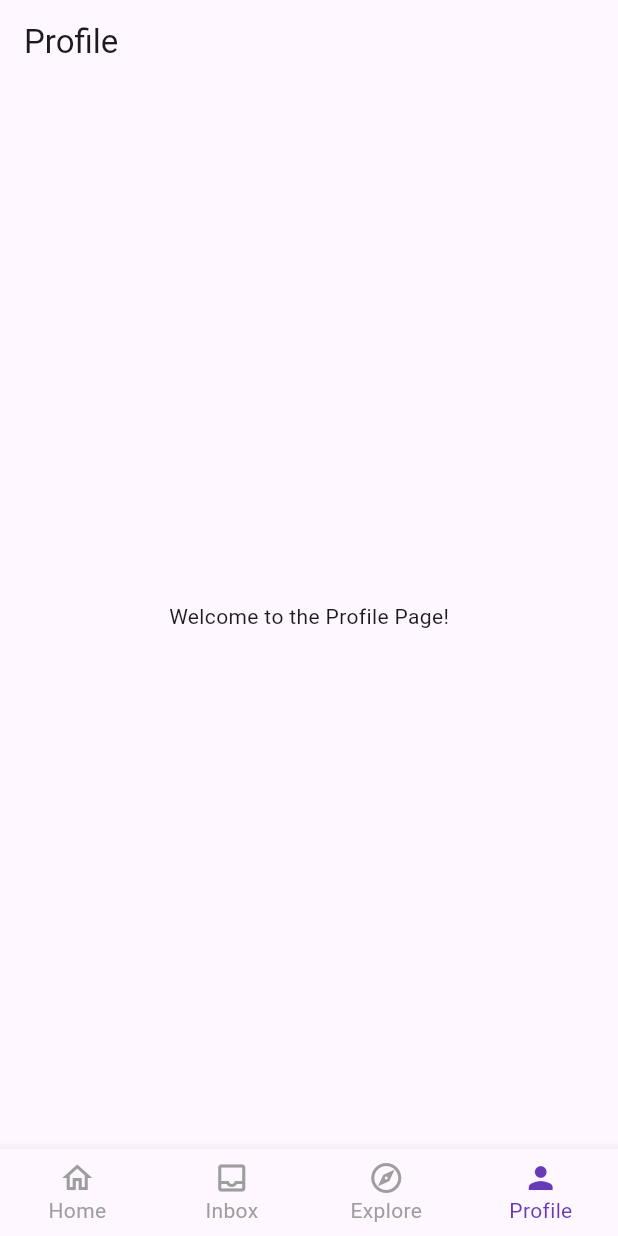
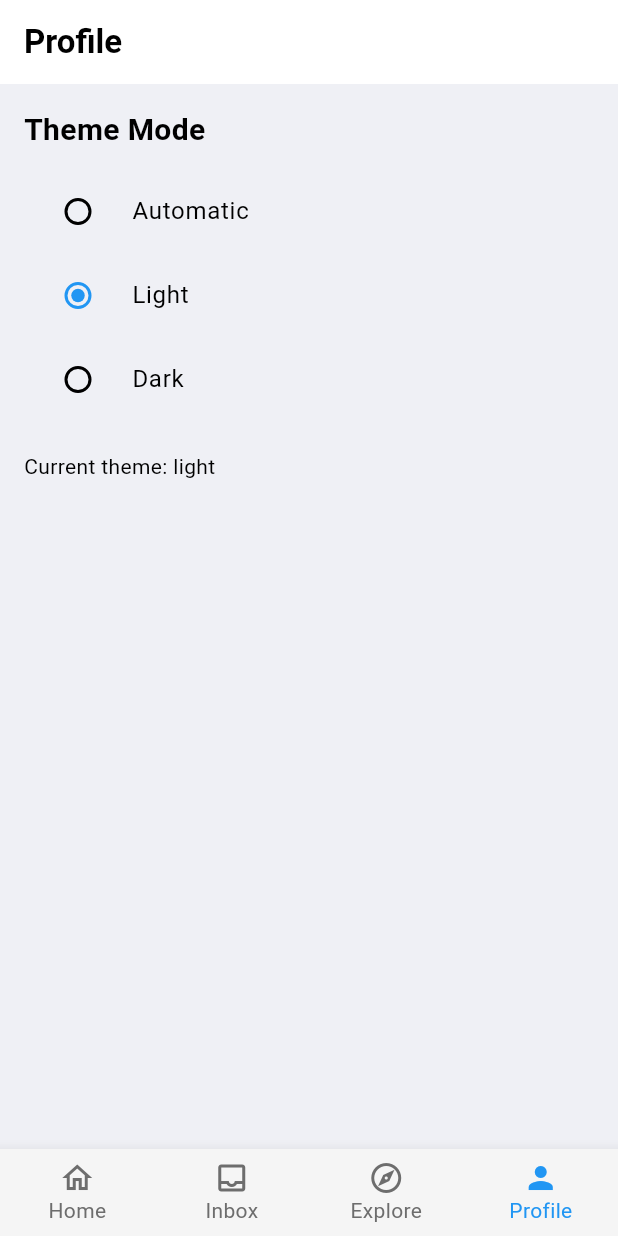
Before and after one commit to Jinchao1926/github-client, a Flutter app: the screen it shows after launch, item 4 of the bottom bar chosen, on a phone screen of 412 x 824 dp. Run offline on Flutter 3.47's test engine with Material 3 defaults, Android fonts, the phone set to English and light mode, and no system bars.

Commit message:
[Theme] Support dark mode (#4)

```diff
--- a/lib/main.dart
+++ b/lib/main.dart
@@ -3,37 +3,30 @@ import 'package:flutter_github/pages/explore/explore_page.dart';
 import 'package:flutter_github/pages/home/home_page.dart';
 import 'package:flutter_github/pages/inbox/inbox_page.dart';
 import 'package:flutter_github/pages/profile/profile_page.dart';
+import 'package:flutter_github/themes/index.dart';
+import 'package:provider/provider.dart';
 
 void main() {
-  runApp(const MyApp());
+  runApp(
+    ChangeNotifierProvider(
+      create: (context) => ThemeProvider(),
+      child: const MyApp(),
+    ),
+  );
 }
 
 class MyApp extends StatelessWidget {
   const MyApp({super.key});
 
-  // This widget is the root of your application.
   @override
   Widget build(BuildContext context) {
+    final themeProvider = Provider.of<ThemeProvider>(context);
     return MaterialApp(
       title: 'Flutter Demo',
-      theme: ThemeData(
-        // This is the theme of your application.
-        //
-        // TRY THIS: Try running your application with "flutter run". You'll see
-        // the application has a purple toolbar. Then, without quitting the app,
-        // try changing the seedColor in the colorScheme below to Colors.green
-        // and then invoke "hot reload" (save your changes or press the "hot
-        // reload" button in a Flutter-supported IDE, or press "r" if you used
-        // the command line to start the app).
-        //
-        // Notice that the counter didn't reset back to zero; the application
-        // state is not lost during the reload. To reset the state, use hot
-        // restart instead.
-        //
-        // This works for code too, not just values: Most code changes can be
-        // tested with just a hot reload.
-        colorScheme: .fromSeed(seedColor: Colors.deepPurple),
-      ),
+      debugShowCheckedModeBanner: false,
+      theme: AppTheme.light(),
+      darkTheme: AppTheme.dark(),
+      themeMode: themeProvider.currentTheme,
       home: const MainTabPage(),
     );
   }
@@ -65,16 +58,8 @@ class _MainTabPageState extends State<MainTabPage> {
   @override
   Widget build(BuildContext context) {
     // This method is rerun every time setState is called
-    //
-    // The Flutter framework has been optimized to make rerunning build methods
-    // fast, so that you can just rebuild anything that needs updating rather
-    // than having to individually change instances of widgets.
     return Scaffold(
-      body: Center(
-        // Center is a layout widget. It takes a single child and positions it
-        // in the middle of the parent.
-        child: _pages.elementAt(_selectedIndex),
-      ),
+      body: Center(child: _pages.elementAt(_selectedIndex)),
       bottomNavigationBar: BottomNavigationBar(
         items: const <BottomNavigationBarItem>[
           BottomNavigationBarItem(
@@ -99,10 +84,10 @@ class _MainTabPageState extends State<MainTabPage> {
           ),
         ],
         currentIndex: _selectedIndex,
-        type: BottomNavigationBarType.fixed,
-        selectedItemColor: Colors.deepPurple,
-        unselectedItemColor: Colors.grey,
-        unselectedFontSize: 14,
+        // type: BottomNavigationBarType.fixed,
+        // selectedItemColor: Colors.deepPurple,
+        // unselectedItemColor: Colors.grey,
+        // unselectedFontSize: 14,
         onTap: _onItemTapped,
       ),
     );
--- a/lib/pages/profile/profile_page.dart
+++ b/lib/pages/profile/profile_page.dart
@@ -1,4 +1,6 @@
 import 'package:flutter/material.dart';
+import 'package:flutter_github/themes/index.dart';
+import 'package:provider/provider.dart';
 
 class ProfilePage extends StatelessWidget {
   const ProfilePage({super.key});
@@ -6,8 +8,63 @@ class ProfilePage extends StatelessWidget {
   @override
   Widget build(BuildContext context) {
     return Scaffold(
-      appBar: AppBar(title: Text('Profile')),
-      body: Center(child: Text('Welcome to the Profile Page!')),
+      appBar: AppBar(title: const Text('Profile')),
+      body: Padding(
+        padding: const EdgeInsets.all(16.0),
+        child: Column(
+          crossAxisAlignment: CrossAxisAlignment.start,
+          children: [
+            const Text(
+              'Theme Mode',
+              style: TextStyle(fontSize: 20, fontWeight: FontWeight.bold),
+            ),
+            const SizedBox(height: 12),
+            Consumer<ThemeProvider>(
+              builder: (context, themeProvider, child) {
+                return Column(
+                  children: [
+                    RadioListTile<ThemeMode>(
+                      title: const Text('Automatic'),
+                      value: ThemeMode.system,
+                      groupValue: themeProvider.currentTheme,
+                      onChanged: (value) {
+                        if (value != null) {
+                          themeProvider.setSystemTheme();
+                        }
+                      },
+                    ),
+                    RadioListTile<ThemeMode>(
+                      title: const Text('Light'),
+                      value: ThemeMode.light,
+                      groupValue: themeProvider.currentTheme,
+                      onChanged: (value) {
+                        if (value != null) {
+                          themeProvider.setLightTheme();
+                        }
+                      },
+                    ),
+                    RadioListTile<ThemeMode>(
+                      title: const Text('Dark'),
+                      value: ThemeMode.dark,
+                      groupValue: themeProvider.currentTheme,
+                      onChanged: (value) {
+                        if (value != null) {
+                          themeProvider.setDarkTheme();
+                        }
+                      },
+                    ),
+                  ],
+                );
+              },
+            ),
+            const SizedBox(height: 20),
+            Text(
+              'Current theme: ${Provider.of<ThemeProvider>(context).currentTheme.name}',
+              style: TextStyle(color: Theme.of(context).colorScheme.onSurface),
+            ),
+          ],
+        ),
+      ),
     );
   }
 }
--- /dev/null
+++ b/lib/themes/app_colors.dart
@@ -0,0 +1,37 @@
+import 'package:flutter/material.dart';
+
+/// 浅色主题颜色定义
+class LightColors {
+  // 主色调
+  static const Color primary = Colors.blue;
+
+  // 背景颜色
+  static const Color background = Color(0xFFEFF0F5);
+  static const Color secondaryBackground = Colors.white;
+  static const Color tertiaryBackground = Color(0xFFF5F5F5);
+
+  // 字体颜色
+  static const Color primaryText = Colors.black;
+  static const Color secondaryText = Color(0xFF6D6D6D);
+
+  // 箭头颜色
+  static const Color arrowColor = Color(0xFF4C4C4C);
+}
+
+/// 深色主题颜色定义
+class DarkColors {
+  // 主色调
+  static const Color primary = Colors.blue;
+
+  // 背景颜色
+  static const Color background = Color(0xFF050505);
+  static const Color secondaryBackground = Color(0xFF17181D);
+  static const Color tertiaryBackground = Color(0xFF262626);
+
+  // 字体颜色
+  static const Color primaryText = Colors.white;
+  static const Color secondaryText = Color(0xFF939393);
+
+  // 箭头颜色
+  static const Color arrowColor = Color(0xFF595A5E);
+}
--- /dev/null
+++ b/lib/themes/app_themes.dart
@@ -0,0 +1,190 @@
+import 'package:flutter/material.dart';
+import 'app_colors.dart';
+
+class AppTheme {
+  static ThemeData light() {
+    return ThemeData(
+      useMaterial3: true,
+      brightness: Brightness.light,
+      colorScheme: ColorScheme.light(
+        primary: LightColors.primary,
+        onPrimary: Colors.white,
+        surface: LightColors.background,
+        onSurface: LightColors.primaryText,
+      ),
+      appBarTheme: AppBarTheme(
+        backgroundColor: LightColors.secondaryBackground,
+        foregroundColor: LightColors.primaryText,
+        elevation: 0,
+        centerTitle: false,
+      ),
+      scaffoldBackgroundColor: LightColors.background,
+      bottomNavigationBarTheme: BottomNavigationBarThemeData(
+        backgroundColor: LightColors.tertiaryBackground,
+        selectedItemColor: LightColors.primary,
+        unselectedItemColor: LightColors.secondaryText,
+        selectedLabelStyle: TextStyle(fontSize: 14),
+        unselectedLabelStyle: TextStyle(fontSize: 14),
+        type: BottomNavigationBarType.fixed,
+      ),
+      elevatedButtonTheme: ElevatedButtonThemeData(
+        style: ElevatedButton.styleFrom(
+          backgroundColor: LightColors.primary,
+          foregroundColor: Colors.white,
+        ),
+      ),
+      textButtonTheme: TextButtonThemeData(
+        style: TextButton.styleFrom(foregroundColor: LightColors.primary),
+      ),
+      outlinedButtonTheme: OutlinedButtonThemeData(
+        style: OutlinedButton.styleFrom(
+          foregroundColor: LightColors.primary,
+          side: BorderSide(color: LightColors.arrowColor),
+        ),
+      ),
+      textTheme: TextTheme(
+        headlineLarge: TextStyle(
+          color: LightColors.primaryText,
+          fontSize: 32,
+          fontWeight: FontWeight.bold,
+        ),
+        headlineMedium: TextStyle(
+          color: LightColors.primaryText,
+          fontSize: 28,
+          fontWeight: FontWeight.bold,
+        ),
+        headlineSmall: TextStyle(
+          color: LightColors.primaryText,
+          fontSize: 24,
+          fontWeight: FontWeight.bold,
+        ),
+        titleLarge: TextStyle(
+          color: LightColors.primaryText,
+          fontSize: 22,
+          fontWeight: FontWeight.w600,
+        ),
+        titleMedium: TextStyle(
+          color: LightColors.primaryText,
+          fontSize: 16,
+          fontWeight: FontWeight.w600,
+        ),
+        titleSmall: TextStyle(
+          color: LightColors.primaryText,
+          fontSize: 14,
+          fontWeight: FontWeight.w600,
+        ),
+        bodyLarge: TextStyle(color: LightColors.primaryText, fontSize: 16),
+        bodyMedium: TextStyle(color: LightColors.primaryText, fontSize: 14),
+        bodySmall: TextStyle(color: LightColors.secondaryText, fontSize: 12),
+        labelLarge: TextStyle(
+          color: LightColors.primaryText,
+          fontSize: 14,
+          fontWeight: FontWeight.w500,
+        ),
+        labelMedium: TextStyle(
+          color: LightColors.primaryText,
+          fontSize: 12,
+          fontWeight: FontWeight.w500,
+        ),
+        labelSmall: TextStyle(
+          color: LightColors.secondaryText,
+          fontSize: 11,
+          fontWeight: FontWeight.w500,
+        ),
+      ),
+    );
+  }
+
+  static ThemeData dark() {
+    return ThemeData(
+      useMaterial3: true,
+      brightness: Brightness.dark,
+      colorScheme: ColorScheme.dark(
+        primary: DarkColors.primary,
+        onPrimary: Colors.white,
+        surface: DarkColors.background,
+        onSurface: DarkColors.primaryText,
+      ),
+      appBarTheme: AppBarTheme(
+        backgroundColor: DarkColors.secondaryBackground,
+        foregroundColor: DarkColors.primaryText,
+        elevation: 0,
+        centerTitle: false,
+      ),
+      scaffoldBackgroundColor: DarkColors.background,
+      bottomNavigationBarTheme: BottomNavigationBarThemeData(
+        backgroundColor: DarkColors.tertiaryBackground,
+        selectedItemColor: DarkColors.primary,
+        unselectedItemColor: DarkColors.secondaryText,
+        selectedLabelStyle: TextStyle(fontSize: 14),
+        unselectedLabelStyle: TextStyle(fontSize: 14),
+        type: BottomNavigationBarType.fixed,
+      ),
+      elevatedButtonTheme: ElevatedButtonThemeData(
+        style: ElevatedButton.styleFrom(
+          backgroundColor: DarkColors.primary,
+          foregroundColor: Colors.white,
+        ),
+      ),
+      textButtonTheme: TextButtonThemeData(
+        style: TextButton.styleFrom(foregroundColor: DarkColors.primary),
+      ),
+      outlinedButtonTheme: OutlinedButtonThemeData(
+        style: OutlinedButton.styleFrom(
+          foregroundColor: DarkColors.primary,
+          side: BorderSide(color: DarkColors.arrowColor),
+        ),
+      ),
+      textTheme: TextTheme(
+        headlineLarge: TextStyle(
+          color: DarkColors.primaryText,
+          fontSize: 32,
+          fontWeight: FontWeight.bold,
+        ),
+        headlineMedium: TextStyle(
+          color: DarkColors.primaryText,
+          fontSize: 28,
+          fontWeight: FontWeight.bold,
+        ),
+        headlineSmall: TextStyle(
+          color: DarkColors.primaryText,
+          fontSize: 24,
+          fontWeight: FontWeight.bold,
+        ),
+        titleLarge: TextStyle(
+          color: DarkColors.primaryText,
+          fontSize: 22,
+          fontWeight: FontWeight.w600,
+        ),
+        titleMedium: TextStyle(
+          color: DarkColors.primaryText,
+          fontSize: 16,
+          fontWeight: FontWeight.w600,
+        ),
+        titleSmall: TextStyle(
+          color: DarkColors.primaryText,
+          fontSize: 14,
+          fontWeight: FontWeight.w600,
+        ),
+        bodyLarge: TextStyle(color: DarkColors.primaryText, fontSize: 16),
+        bodyMedium: TextStyle(color: DarkColors.primaryText, fontSize: 14),
+        bodySmall: TextStyle(color: DarkColors.secondaryText, fontSize: 12),
+        labelLarge: TextStyle(
+          color: DarkColors.primaryText,
+          fontSize: 14,
+          fontWeight: FontWeight.w500,
+        ),
+        labelMedium: TextStyle(
+          color: DarkColors.primaryText,
+          fontSize: 12,
+          fontWeight: FontWeight.w500,
+        ),
+        labelSmall: TextStyle(
+          color: DarkColors.secondaryText,
+          fontSize: 11,
+          fontWeight: FontWeight.w500,
+        ),
+      ),
+    );
+  }
+}
--- /dev/null
+++ b/lib/themes/index.dart
@@ -0,0 +1,4 @@
+export 'app_colors.dart';
+export 'app_themes.dart';
+export 'theme_colors.dart';
+export 'theme_provider.dart';
--- /dev/null
+++ b/lib/themes/theme_colors.dart
@@ -0,0 +1,42 @@
+import 'package:flutter/material.dart';
+import 'app_colors.dart';
+
+class ThemeColors {
+  static Color primaryColor(BuildContext context) {
+    return Theme.of(context).colorScheme.primary;
+  }
+
+  static Color backgroundColor(BuildContext context) {
+    return Theme.of(context).colorScheme.surface;
+  }
+
+  static Color secondaryBackgroundColor(BuildContext context) {
+    final isDark = Theme.of(context).brightness == Brightness.dark;
+    return isDark
+        ? DarkColors.secondaryBackground
+        : LightColors.secondaryBackground;
+  }
+
+  static Color tertiaryBackgroundColor(BuildContext context) {
+    final isDark = Theme.of(context).brightness == Brightness.dark;
+    return isDark
+        ? DarkColors.tertiaryBackground
+        : LightColors.tertiaryBackground;
+  }
+
+  /// Returns primary text color
+  static Color primaryTextColor(BuildContext context) {
+    final isDark = Theme.of(context).brightness == Brightness.dark;
+    return isDark ? DarkColors.primaryText : LightColors.primaryText;
+  }
+
+  static Color secondaryTextColor(BuildContext context) {
+    final isDark = Theme.of(context).brightness == Brightness.dark;
+    return isDark ? DarkColors.secondaryText : LightColors.secondaryText;
+  }
+
+  static Color arrowColor(BuildContext context) {
+    final isDark = Theme.of(context).brightness == Brightness.dark;
+    return isDark ? DarkColors.arrowColor : LightColors.arrowColor;
+  }
+}
--- /dev/null
+++ b/lib/themes/theme_provider.dart
@@ -0,0 +1,37 @@
+import 'package:flutter/material.dart';
+
+/// 主题模式提供者 - 使用 ChangeNotifier 管理主题状态
+class ThemeProvider extends ChangeNotifier {
+  /// 当前主题模式
+  ThemeMode _themeMode = ThemeMode.light;
+  ThemeMode get currentTheme => _themeMode;
+
+  /// 是否为深色主题
+  bool get isDarkMode => _themeMode == ThemeMode.dark;
+
+  /// 切换主题
+  void toggleTheme() {
+    _themeMode = _themeMode == ThemeMode.light
+        ? ThemeMode.dark
+        : ThemeMode.light;
+    notifyListeners();
+  }
+
+  /// 设置为浅色主题
+  void setLightTheme() {
+    _themeMode = ThemeMode.light;
+    notifyListeners();
+  }
+
+  /// 设置为深色主题
+  void setDarkTheme() {
+    _themeMode = ThemeMode.dark;
+    notifyListeners();
+  }
+
+  /// 设置为系统主题
+  void setSystemTheme() {
+    _themeMode = ThemeMode.system;
+    notifyListeners();
+  }
+}
--- a/lib/widgets/home/favorites_cell.dart
+++ b/lib/widgets/home/favorites_cell.dart
@@ -1,4 +1,5 @@
 import 'package:flutter/material.dart';
+import 'package:flutter_github/themes/index.dart';
 
 class FavoritesCell extends StatelessWidget {
   final String title;
@@ -11,7 +12,10 @@ class FavoritesCell extends StatelessWidget {
     return ListTile(
       leading: const Icon(Icons.favorite, color: Colors.red),
       title: Text(title),
-      trailing: const Icon(Icons.chevron_right),
+      trailing: Icon(
+        Icons.chevron_right,
+        color: ThemeColors.arrowColor(context),
+      ),
       onTap: onTap,
     );
   }
--- a/lib/widgets/home/home_section.dart
+++ b/lib/widgets/home/home_section.dart
@@ -1,5 +1,5 @@
 import 'package:flutter/cupertino.dart';
-import 'package:flutter/material.dart';
+import 'package:flutter_github/themes/index.dart';
 
 class HomeSection extends StatelessWidget {
   final String title;
@@ -15,7 +15,7 @@ class HomeSection extends StatelessWidget {
         child: Text(title, style: TextStyle(fontSize: 20)),
       ),
       decoration: BoxDecoration(
-        color: Colors.blueGrey,
+        color: ThemeColors.secondaryBackgroundColor(context),
         borderRadius: BorderRadius.circular(8.0),
       ),
       children: children,
--- a/lib/widgets/home/my_work_cell.dart
+++ b/lib/widgets/home/my_work_cell.dart
@@ -1,4 +1,5 @@
 import 'package:flutter/material.dart';
+import 'package:flutter_github/themes/index.dart';
 
 class MyWorkCell extends StatelessWidget {
   final String title;
@@ -15,9 +16,12 @@ class MyWorkCell extends StatelessWidget {
   @override
   Widget build(BuildContext context) {
     return ListTile(
-      leading: Icon(icon, color: Colors.blue),
+      leading: Icon(icon, color: ThemeColors.primaryColor(context)),
       title: Text(title),
-      trailing: const Icon(Icons.chevron_right),
+      trailing: Icon(
+        Icons.chevron_right,
+        color: ThemeColors.arrowColor(context),
+      ),
       onTap: onTap,
     );
   }
--- a/lib/widgets/home/recent_cell.dart
+++ b/lib/widgets/home/recent_cell.dart
@@ -1,4 +1,5 @@
 import 'package:flutter/material.dart';
+import 'package:flutter_github/themes/index.dart';
 
 class RecentCell extends StatelessWidget {
   final String title;
@@ -11,7 +12,10 @@ class RecentCell extends StatelessWidget {
     return ListTile(
       leading: const Icon(Icons.history, color: Colors.grey),
       title: Text(title),
-      trailing: const Icon(Icons.chevron_right),
+      trailing: Icon(
+        Icons.chevron_right,
+        color: ThemeColors.arrowColor(context),
+      ),
       onTap: onTap,
     );
   }
--- a/lib/widgets/home/shortcut_cell.dart
+++ b/lib/widgets/home/shortcut_cell.dart
@@ -1,4 +1,5 @@
 import 'package:flutter/material.dart';
+import 'package:flutter_github/themes/index.dart';
 
 class ShortcutCell extends StatelessWidget {
   final String title;
@@ -11,7 +12,10 @@ class ShortcutCell extends StatelessWidget {
     return ListTile(
       leading: const Icon(Icons.flash_on, color: Colors.green),
       title: Text(title),
-      trailing: const Icon(Icons.chevron_right),
+      trailing: Icon(
+        Icons.chevron_right,
+        color: ThemeColors.arrowColor(context),
+      ),
       onTap: onTap,
     );
   }
--- a/pubspec.yaml
+++ b/pubspec.yaml
@@ -2,7 +2,7 @@ name: flutter_github
 description: "A new Flutter project."
 # The following line prevents the package from being accidentally published to
 # pub.dev using `flutter pub publish`. This is preferred for private packages.
-publish_to: 'none' # Remove this line if you wish to publish to pub.dev
+publish_to: "none" # Remove this line if you wish to publish to pub.dev
 
 # The following defines the version and build number for your application.
 # A version number is three numbers separated by dots, like 1.2.43
@@ -35,6 +35,8 @@ dependencies:
   # Use with the CupertinoIcons class for iOS style icons.
   cupertino_icons: ^1.0.8
 
+  provider: ^6.1.5
+
 dev_dependencies:
   flutter_test:
     sdk: flutter
@@ -51,7 +53,6 @@ dev_dependencies:
 
 # The following section is specific to Flutter packages.
 flutter:
-
   # The following line ensures that the Material Icons font is
   # included with your application, so that you can use the icons in
   # the material Icons class.
```
Also changed, not shown: pubspec.lock.
